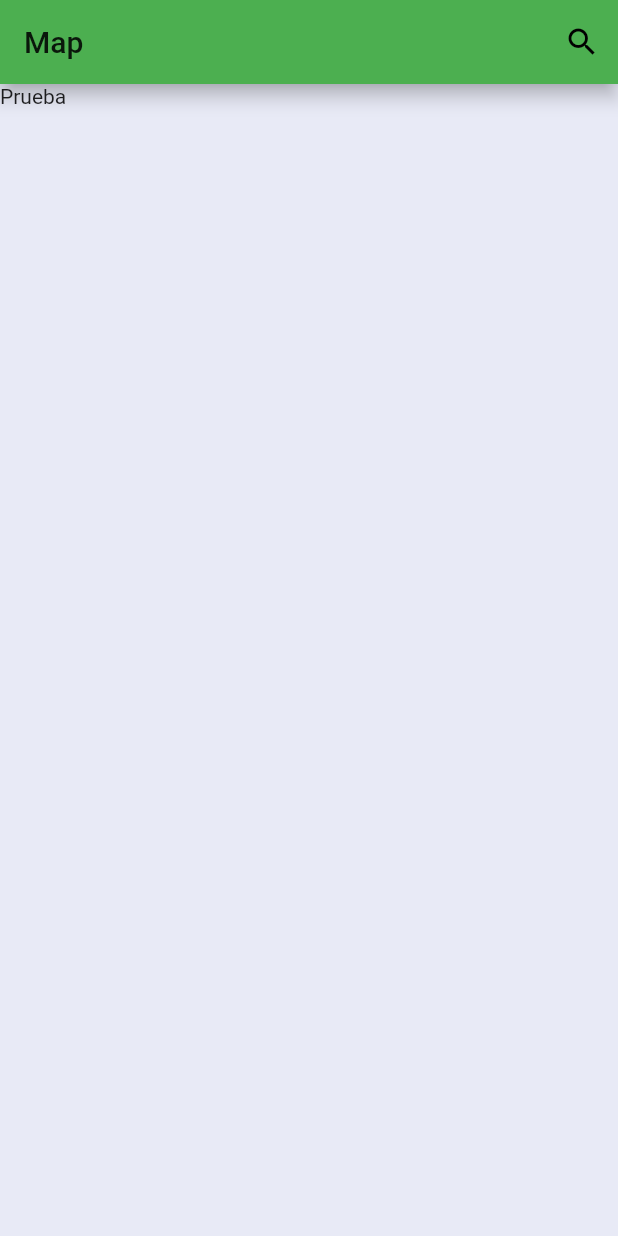
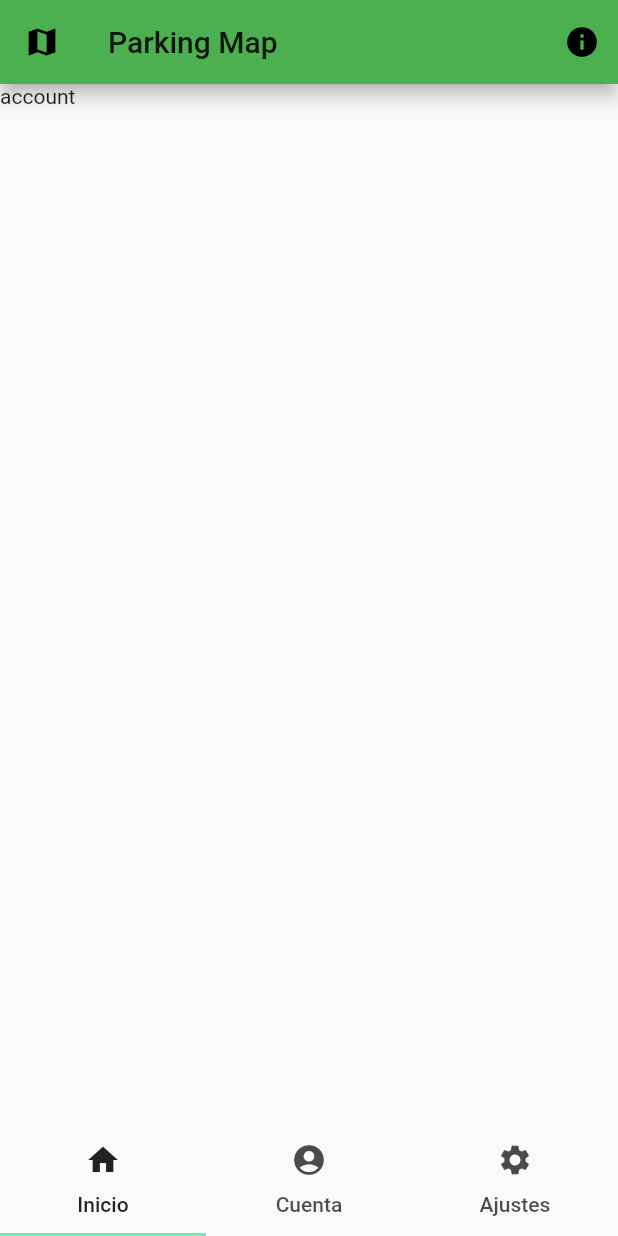
Before and after one commit to jvazquezmatias/map_project, a Flutter app: the screen it shows after launch, on a phone screen of 412 x 824 dp. Run offline on Flutter 3.47's test engine with Material 2 defaults, Android fonts, the phone set to English and light mode, and no system bars.

Commit message:
Añadida barra inferior y superior HomePage

```diff
--- a/lib/main.dart
+++ b/lib/main.dart
@@ -3,9 +3,8 @@ import 'ui/pages/home_page.dart';
 
 void main() => runApp(MyApp());
 
+class MyApp extends StatelessWidget{
 
-class MyApp extends StatelessWidget {
-  // This widget is the root of your application.
   @override
   Widget build(BuildContext context) {
     return MaterialApp(
@@ -13,7 +12,8 @@ class MyApp extends StatelessWidget {
       title: 'Project: Map',
       theme: new ThemeData(
           primaryColor: Colors.indigo[50], accentColor: Colors.greenAccent),
-      home: HomePage(),
+      home: MyHome(),
+
     );
   }
 }
--- /dev/null
+++ b/lib/ui/pages/account.dart
@@ -0,0 +1,10 @@
+import 'package:flutter/material.dart';
+
+class AccountPage extends StatelessWidget {
+    @override
+    Widget build(BuildContext context) {
+    return new Scaffold(
+      body: Text("account"),
+    );
+  }
+}
--- a/lib/ui/pages/home_page.dart
+++ b/lib/ui/pages/home_page.dart
@@ -1,18 +1,53 @@
 import 'package:flutter/material.dart';
+import 'package:project/ui/pages/account.dart';
+import 'package:project/ui/pages/settings.dart';
 
+class MyHome extends StatefulWidget {
+  @override
+  HomePage createState() => new HomePage();
+}
+class HomePage extends State<MyHome> with SingleTickerProviderStateMixin {
+final List<Tab> tabs =  <Tab>[
+          Tab(
+            icon: new Icon(Icons.home),
+            text: "Inicio",
 
-class HomePage extends StatelessWidget {
+          ),
+          Tab(
+            icon: new Icon(Icons.account_circle),
+            text:"Cuenta"
+            ),
+          Tab(
+            icon: new Icon(Icons.settings),
+            text: "Ajustes"
+            )
+        ];
+TabController controller;
+  @override
+  void initState() {
+    super.initState();
+    controller = new TabController(length: tabs.length,vsync: this);
+  }
+  @override
+  void dispose() {
+    controller.dispose();
+    super.dispose();
+  }
+
   @override
   Widget build(BuildContext context) {
 
     final _appBar = AppBar(
       elevation: 5.0,
-      title: Text('Map'),
+      leading: Icon(Icons.map),
+      title: Text('Parking Map'),
       backgroundColor: Colors.green,
       actions: <Widget>[
         IconButton(
-          icon: Icon(Icons.search),
-          onPressed: () {},
+          icon: Icon(Icons.info),
+          onPressed: () {
+
+          },
         ),
       ],
     );
@@ -21,7 +56,17 @@ class HomePage extends StatelessWidget {
     return Scaffold(
       backgroundColor: Theme.of(context).primaryColor,
       appBar: _appBar,
-      body: Text('Prueba')
-      );
+      body: TabBarView(
+        children: <Widget>[new AccountPage(), new SettingsPage()],
+        controller: controller,
+      ),
+      bottomNavigationBar: new Material(
+
+        child: new TabBar(
+          tabs: tabs,
+        controller: controller,
+      )
+      ),
+    );
   }
 }
--- /dev/null
+++ b/lib/ui/pages/settings.dart
@@ -0,0 +1,10 @@
+import 'package:flutter/material.dart';
+
+class SettingsPage extends StatelessWidget {
+    @override
+    Widget build(BuildContext context) {
+    return new Scaffold(
+      body: Text("hola"),
+    );
+  }
+}
```
